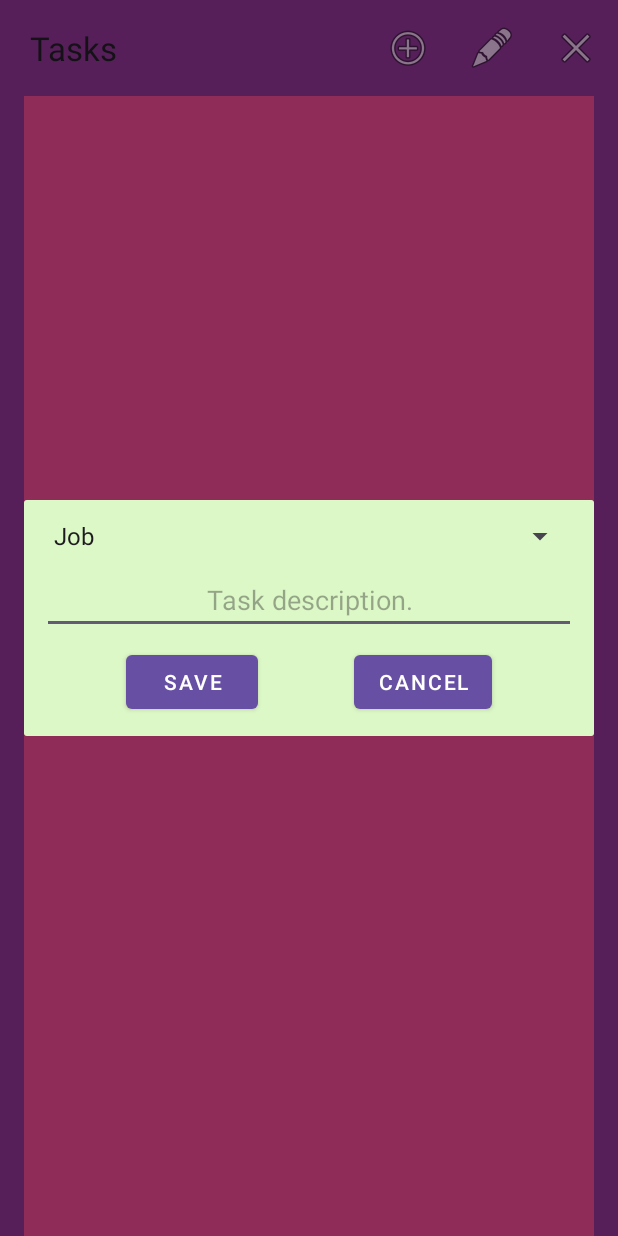
After one commit to joy0520/TaskManager, an Android app: the fragment AddTaskDialogFragment placed in its activity, on a phone screen of 412 x 824 dp. The commit adds this screen. Run offline under Robolectric (Android 15) with nearby library versions, the phone set to English and light mode, and no system bars; our stand-ins replace Room's generated code, navigation-ui.

Commit message:
feat: AddTaskDialogFragment

```diff
--- /dev/null
+++ b/app/src/main/java/com/joy/mytaskmanager/fragment/AddTaskDialogFragment.kt
@@ -0,0 +1,103 @@
+package com.joy.mytaskmanager.fragment
+
+import android.os.Bundle
+import android.util.Log
+import android.view.LayoutInflater
+import android.view.View
+import android.view.ViewGroup
+import android.widget.ArrayAdapter
+import android.widget.Button
+import android.widget.EditText
+import android.widget.Spinner
+import android.widget.Toast
+import androidx.fragment.app.DialogFragment
+import androidx.fragment.app.activityViewModels
+import com.joy.mytaskmanager.R
+import com.joy.mytaskmanager.data.Task
+import com.joy.mytaskmanager.data.TaskType
+import com.joy.mytaskmanager.model.MainViewModel
+import java.time.ZonedDateTime
+
+class AddTaskDialogFragment : DialogFragment() {
+    companion object {
+
+    }
+
+    private val tag = "${this.javaClass.simpleName}-${hashCode()}"
+    private val viewModel: MainViewModel by activityViewModels()
+
+    private lateinit var spinnerType: Spinner
+    private lateinit var editDescription: EditText
+    private lateinit var buttonSave: Button
+    private lateinit var buttonCancel: Button
+
+    override fun onCreateView(
+        inflater: LayoutInflater,
+        container: ViewGroup?,
+        savedInstanceState: Bundle?
+    ): View? {
+        return inflater.inflate(R.layout.add_task_fragment, container, false)
+    }
+
+    override fun onStart() {
+        super.onStart()
+        dialog?.window?.setLayout(
+            ViewGroup.LayoutParams.MATCH_PARENT,
+            ViewGroup.LayoutParams.WRAP_CONTENT
+        )
+    }
+
+    override fun onViewCreated(view: View, savedInstanceState: Bundle?) {
+        super.onViewCreated(view, savedInstanceState)
+
+        spinnerType = view.findViewById(R.id.spinner_type)
+        editDescription = view.findViewById(R.id.edit_description)
+        buttonSave = view.findViewById(R.id.button_save)
+        buttonCancel = view.findViewById(R.id.button_cancel)
+
+        setupSpinner()
+        buttonSave.setOnClickListener { saveTask() }
+        buttonCancel.setOnClickListener { dismiss() }
+    }
+
+    private fun setupSpinner() {
+        val taskTypeNames = TaskType.values().map { it.name }
+        val adapter = ArrayAdapter(
+            requireContext(),
+            android.R.layout.simple_spinner_item,
+            taskTypeNames
+        )
+        adapter.setDropDownViewResource(android.R.layout.simple_spinner_dropdown_item)
+
+        spinnerType.adapter = adapter
+    }
+
+    private fun saveTask() {
+        Log.i(tag, "saveTask()")
+        val selectedTypeName = spinnerType.selectedItem as? String ?: return
+        val description = editDescription.text.toString().trim()
+        try {
+            val selectedType = TaskType.valueOf(selectedTypeName)
+            viewModel.addTask(
+                Task(
+                    type = selectedType,
+                    description = description,
+                    start = ZonedDateTime.now(),
+                    end = ZonedDateTime.now().plusMinutes(20)
+                )
+            )
+
+            Toast
+                .makeText(requireContext(), "Task added successfully", Toast.LENGTH_SHORT)
+                .show()
+            dismiss()
+        } catch (e: IllegalArgumentException) {
+            Toast
+                .makeText(requireContext(), "Invalid task type selected", Toast.LENGTH_SHORT)
+                .show()
+            dismiss()
+        } catch (e: Exception) {
+            Log.e(tag, "Error adding a task: $e")
+        }
+    }
+}
--- /dev/null
+++ b/app/src/main/res/layout/add_task_fragment.xml
@@ -0,0 +1,61 @@
+<?xml version="1.0" encoding="utf-8"?>
+<androidx.constraintlayout.widget.ConstraintLayout xmlns:android="http://schemas.android.com/apk/res/android"
+    xmlns:app="http://schemas.android.com/apk/res-auto"
+    xmlns:tools="http://schemas.android.com/tools"
+    android:layout_width="match_parent"
+    android:layout_height="wrap_content"
+    android:background="@color/add_fragment_background"
+    android:padding="12dp"
+    tools:context=".fragment.AddTaskDialogFragment">
+
+    <Spinner
+        android:id="@+id/spinner_type"
+        android:layout_width="match_parent"
+        android:layout_height="wrap_content"
+        android:gravity="center"
+        app:layout_constraintBottom_toTopOf="@id/edit_description"
+        app:layout_constraintEnd_toEndOf="parent"
+        app:layout_constraintStart_toStartOf="parent"
+        app:layout_constraintTop_toTopOf="parent"
+        app:layout_constraintVertical_chainStyle="packed" />
+
+    <EditText
+        android:id="@+id/edit_description"
+        android:layout_width="match_parent"
+        android:layout_height="wrap_content"
+        android:layout_marginTop="8dp"
+        android:autofillHints="@string/hint_edit_description"
+        android:gravity="center"
+        android:hint="@string/hint_edit_description"
+        android:inputType="text"
+        app:layout_constraintEnd_toEndOf="parent"
+        app:layout_constraintStart_toStartOf="parent"
+        app:layout_constraintTop_toBottomOf="@id/spinner_type"
+        app:layout_constraintVertical_chainStyle="packed" />
+
+    <Button
+        android:id="@+id/button_save"
+        style="@style/Widget.MaterialComponents.Button"
+        android:layout_width="wrap_content"
+        android:layout_height="wrap_content"
+        android:layout_margin="8dp"
+        android:text="@string/button_save"
+        app:layout_constraintEnd_toStartOf="@id/button_cancel"
+        app:layout_constraintHorizontal_chainStyle="spread"
+        app:layout_constraintHorizontal_weight="1"
+        app:layout_constraintStart_toStartOf="parent"
+        app:layout_constraintTop_toBottomOf="@id/edit_description" />
+
+    <Button
+        android:id="@+id/button_cancel"
+        style="@style/Widget.MaterialComponents.Button"
+        android:layout_width="wrap_content"
+        android:layout_height="wrap_content"
+        android:layout_margin="8dp"
+        android:text="@string/button_cancel"
+        app:layout_constraintEnd_toEndOf="parent"
+        app:layout_constraintHorizontal_chainStyle="spread"
+        app:layout_constraintHorizontal_weight="1"
+        app:layout_constraintStart_toEndOf="@id/button_save"
+        app:layout_constraintTop_toBottomOf="@id/edit_description" />
+</androidx.constraintlayout.widget.ConstraintLayout>
--- a/app/src/main/res/menu/menu_detail.xml
+++ b/app/src/main/res/menu/menu_detail.xml
@@ -2,6 +2,11 @@
 <menu xmlns:android="http://schemas.android.com/apk/res/android"
     xmlns:app="http://schemas.android.com/apk/res-auto">
     <!-- Shows when the DetailFragment is shown and a task is selected. -->
+    <item
+        android:id="@+id/action_add"
+        android:icon="@android:drawable/ic_menu_add"
+        android:title="@string/menu_title_add"
+        app:showAsAction="ifRoom" />
     <item
         android:id="@+id/action_edit"
         android:icon="@android:drawable/ic_menu_edit"
--- a/app/src/main/res/values/colors.xml
+++ b/app/src/main/res/values/colors.xml
@@ -1,7 +1,8 @@
 <?xml version="1.0" encoding="utf-8"?>
 <resources>
-    <color name="main_activity_background">#00b2ca</color>
-    <color name="task_fragment_background">#f79256</color>
-    <color name="detail_fragment_background">#fbd1a2</color>
-    <color name="edit_fragment_background">#7dcfb6</color>
+    <color name="main_activity_background">#7E2E84</color>
+    <color name="task_fragment_background">#D14081</color>
+    <color name="detail_fragment_background">#EF798A</color>
+    <color name="edit_fragment_background">#F9F5E3</color>
+    <color name="add_fragment_background">#AACCF5AC</color>
 </resources>
--- a/app/src/main/res/values/strings.xml
+++ b/app/src/main/res/values/strings.xml
@@ -3,6 +3,7 @@
     <string name="title">MyTaskManager</string>
     <string name="menu_title_edit">Edit Task</string>
     <string name="menu_title_cancel">Cancel Task</string>
+    <string name="menu_title_add">Add Task</string>
 
     <!-- Fragment title -->
     <string name="tasks_fragment_title">Tasks</string>
```
Also changed, not shown: app/src/main/java/com/joy/mytaskmanager/MainActivity.kt (+33 -2 lines), app/src/main/java/com/joy/mytaskmanager/fragment/DetailFragment.kt (+0 -33 lines), app/src/main/java/com/joy/mytaskmanager/model/MainViewModel.kt (+7 -0 lines).
